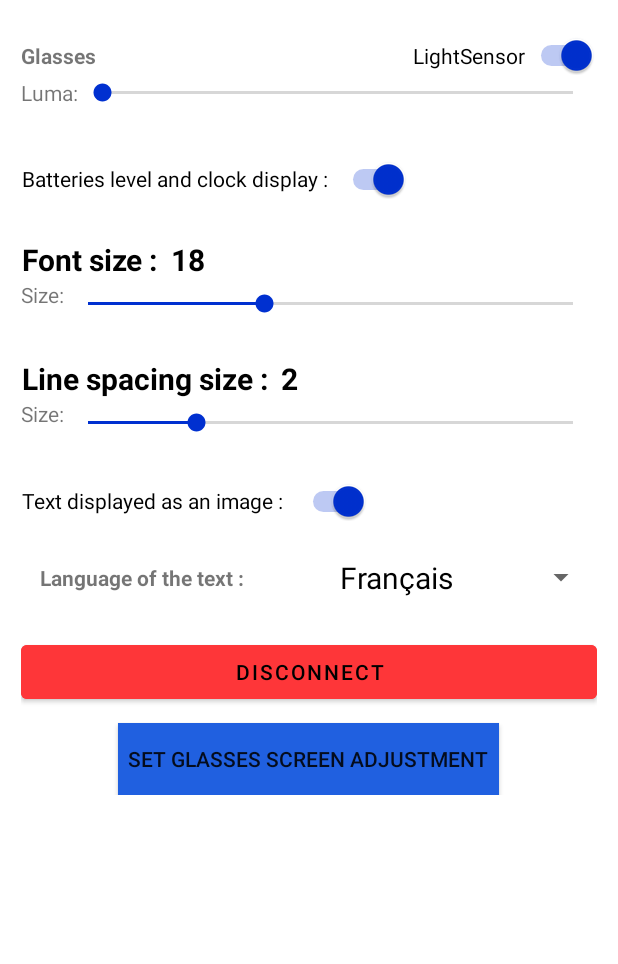
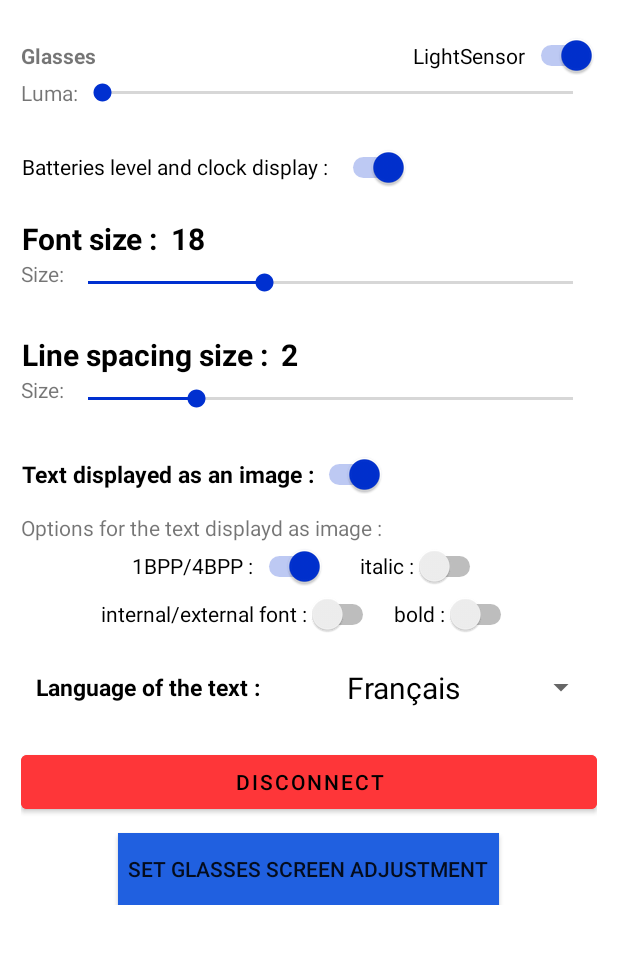
Before and after one commit to LaurentChr/ActiveLook_FontSize, an Android app: the screen it shows after launch (MainActivity), on a phone screen of 412 x 824 dp, the part 155-1119 px from its top. Run offline under Robolectric (Android 15) with nearby library versions, the phone set to English and light mode, and no system bars; libraries missing offline, so code that uses them is left out: com.activelook.activelooksdk; 15 statements that could not run were skipped.

Commit message:
Update content_scrolling.xml

```diff
--- a/app/src/main/res/layout/content_scrolling.xml
+++ b/app/src/main/res/layout/content_scrolling.xml
@@ -94,8 +94,7 @@
 
             <Space
                 android:layout_width="match_parent"
-                android:layout_height="32dp" />
-
+                android:layout_height="24dp" />
             <Switch
                 android:id="@+id/clockSwitch"
                 android:layout_width="wrap_content"
@@ -105,10 +104,9 @@
                 android:text="Batteries level and clock display :  "
                 android:gravity="end|center_vertical"
                 tools:ignore="UseSwitchCompatOrMaterialXml" />
-
             <Space
                 android:layout_width="match_parent"
-                android:layout_height="24dp" />
+                android:layout_height="18dp" />
 
             <LinearLayout
                 android:layout_width="match_parent"
@@ -152,7 +150,7 @@
 
             <Space
                 android:layout_width="match_parent"
-                android:layout_height="20dp" />
+                android:layout_height="18dp" />
 
             <LinearLayout
                 android:layout_width="match_parent"
@@ -196,7 +194,7 @@
 
             <Space
                 android:layout_width="match_parent"
-                android:layout_height="20dp" />
+                android:layout_height="18dp" />
 
             <Switch
                 android:id="@+id/textImage"
@@ -204,13 +202,79 @@
                 android:layout_height="32dp"
                 android:layout_weight="1"
                 android:checked="true"
-                android:text="Text displayed as an image :   "
+                android:textSize="15dp"
+                android:textColor="@color/black"
+                android:textStyle="bold"
+                android:text="Text displayed as an image :"
                 android:gravity="end|center_vertical"
                 tools:ignore="UseSwitchCompatOrMaterialXml" />
 
             <Space
                 android:layout_width="match_parent"
-                android:layout_height="20dp" />
+                android:layout_height="10dp" />
+            <TextView
+                android:layout_width="match_parent"
+                android:layout_height="match_parent"
+                android:text="Options for the text displayd as image :"/>
+
+            <LinearLayout
+                android:layout_width="wrap_content"
+                android:layout_height="match_parent"
+                android:layout_gravity="center"
+                android:orientation="horizontal">
+                <Switch
+                    android:id="@+id/textImage4BPP"
+                    android:layout_width="wrap_content"
+                    android:layout_height="32dp"
+                    android:layout_weight="1"
+                    android:checked="true"
+                    android:text="1BPP/4BPP :"
+                    android:gravity="end|center_vertical"
+                    tools:ignore="UseSwitchCompatOrMaterialXml" />
+                <Space
+                    android:layout_width="20dp"
+                    android:layout_height="match_parent" />
+                <Switch
+                    android:id="@+id/textItalic"
+                    android:layout_width="wrap_content"
+                    android:layout_height="32dp"
+                    android:layout_weight="1"
+                    android:checked="false"
+                    android:text=" italic :"
+                    android:gravity="end|center_vertical"
+                    tools:ignore="UseSwitchCompatOrMaterialXml" />
+            </LinearLayout>
+            <LinearLayout
+                android:layout_width="wrap_content"
+                android:layout_height="match_parent"
+                android:layout_gravity="center"
+                android:orientation="horizontal">
+                <Switch
+                    android:id="@+id/textFont"
+                    android:layout_width="wrap_content"
+                    android:layout_height="32dp"
+                    android:layout_weight="1"
+                    android:checked="false"
+                    android:text="internal/external font :"
+                    android:gravity="end|center_vertical"
+                    tools:ignore="UseSwitchCompatOrMaterialXml" />
+                <Space
+                    android:layout_width="10dp"
+                    android:layout_height="match_parent" />
+                <Switch
+                    android:id="@+id/textBold"
+                    android:layout_width="wrap_content"
+                    android:layout_height="32dp"
+                    android:layout_weight="1"
+                    android:checked="false"
+                    android:text="bold :"
+                    android:gravity="end|center_vertical"
+                    tools:ignore="UseSwitchCompatOrMaterialXml" />
+            </LinearLayout>
+
+            <Space
+                android:layout_width="match_parent"
+                android:layout_height="18dp" />
 
             <LinearLayout
                 android:layout_width="match_parent"
@@ -221,6 +285,8 @@
                     android:layout_width="wrap_content"
                     android:layout_height="match_parent"
                     android:gravity="center"
+                    android:textSize="15dp"
+                    android:textColor="@color/black"
                     android:textStyle="bold"
                     android:layout_weight="1"
                     android:text="Language of the text : " />
```
